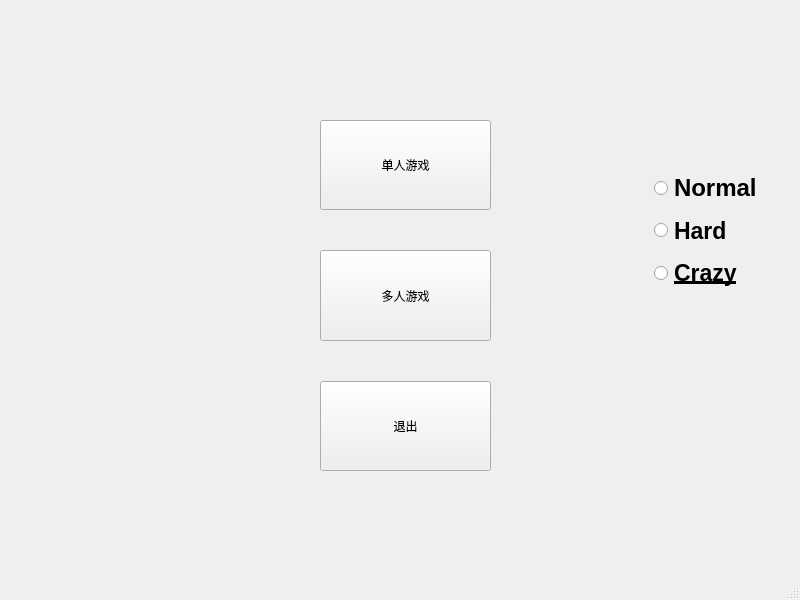
Old version of the form Tetris/Cboard.ui in the repository Aurora-glint/Tetris.
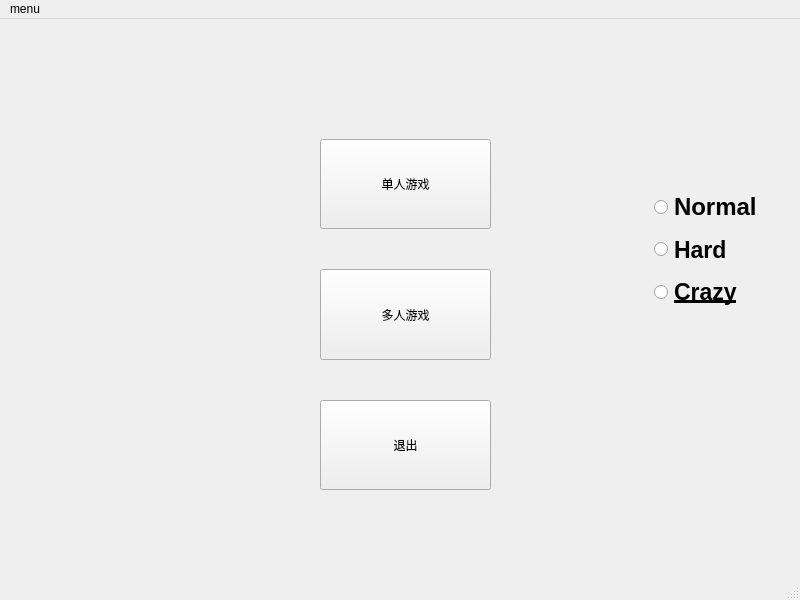
New version of the form. Icons and pictures are not drawn.

```diff
--- a/Tetris/Cboard.ui
+++ b/Tetris/Cboard.ui
@@ -161,9 +161,15 @@
      <x>0</x>
      <y>0</y>
      <width>800</width>
-     <height>18</height>
+     <height>17</height>
     </rect>
    </property>
+   <widget class="QMenu" name="menumenu">
+    <property name="title">
+     <string>menu</string>
+    </property>
+   </widget>
+   <addaction name="menumenu"/>
   </widget>
   <widget class="QStatusBar" name="statusbar"/>
  </widget>
```
Left out of the diff: 10 changed lines with no effect on the pictures.
